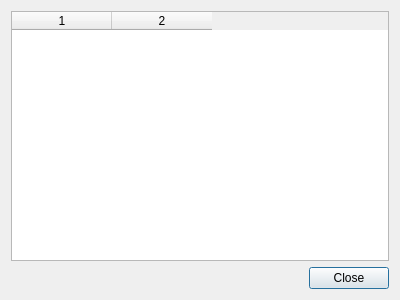
This is share/pupgui2/ui/pupgui2_gamelistdialog.ui in DavidoTek/ProtonUp-Qt as Qt 5 draws it before an edit. The edited form follows.
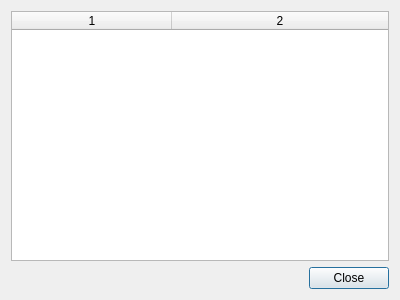
This is the edited form.

```diff
--- a/share/pupgui2/ui/pupgui2_gamelistdialog.ui
+++ b/share/pupgui2/ui/pupgui2_gamelistdialog.ui
@@ -22,6 +22,12 @@
      <property name="columnCount">
       <number>2</number>
      </property>
+     <attribute name="horizontalHeaderDefaultSectionSize">
+      <number>160</number>
+     </attribute>
+     <attribute name="horizontalHeaderStretchLastSection">
+      <bool>true</bool>
+     </attribute>
      <column/>
      <column/>
     </widget>
```
